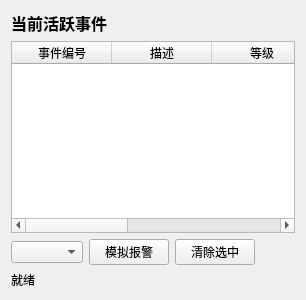
First picture: the form in frontend/event_list_widget.ui, repository ff-fishcodes/EventMgr, before the edit.
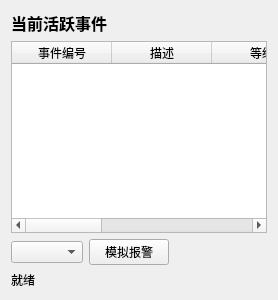
Second picture: the form after the edit.

Commit message:
活跃事件列表操作栏改为降级/屏蔽复选框，与配置页同步
- 操作栏替换为降级+屏蔽复选框（共享ConfigManager状态）
- 勾选/取消即时生效，两个Tab页状态自动同步
- 移除清除选中按钮

The edit to the form file:
```diff
--- a/frontend/event_list_widget.ui
+++ b/frontend/event_list_widget.ui
@@ -39,16 +39,21 @@
        <string>等级</string>
       </property>
      </column>
+     <column>
+      <property name="text">
+       <string>状态</string>
+      </property>
+     </column>
+     <column>
+      <property name="text">
+       <string>降级</string>
+      </property>
+     </column>
      <column>
       <property name="text">
        <string>屏蔽</string>
       </property>
      </column>
-     <column>
-      <property name="text">
-       <string>操作</string>
-      </property>
-     </column>
     </widget>
    </item>
    <item>
@@ -63,13 +68,6 @@
        </property>
       </widget>
      </item>
-     <item>
-      <widget class="QPushButton" name="clearBtn">
-       <property name="text">
-        <string>清除选中</string>
-       </property>
-      </widget>
-     </item>
      <item>
       <spacer name="btnSpacer">
        <property name="orientation">
```
The commit also changes 3 other files.
